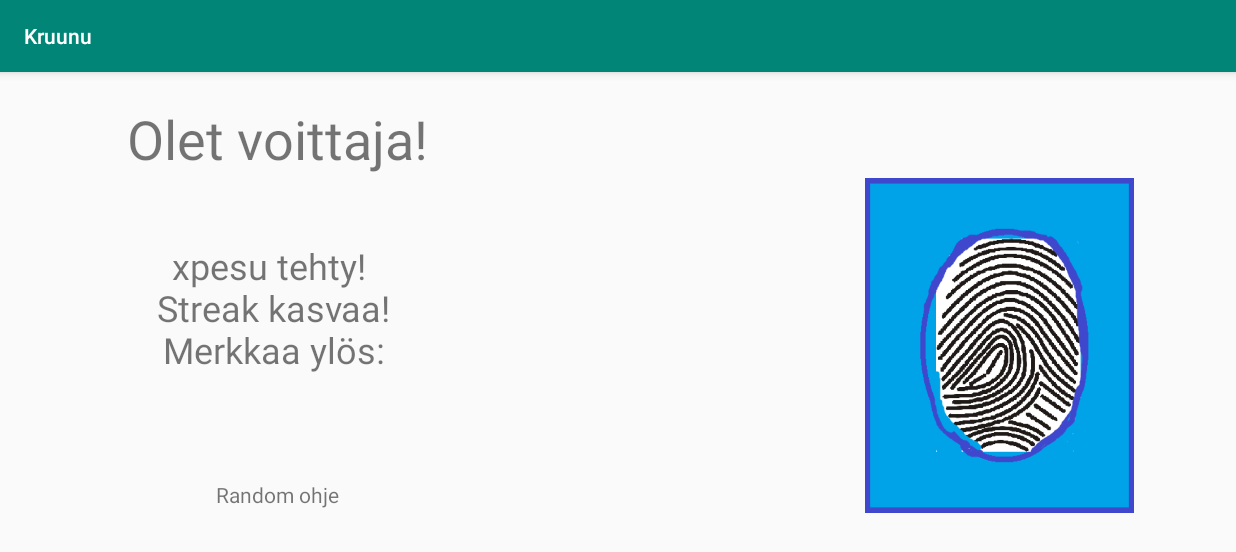
After one commit to TuomasSorsa/Kruunu, an Android app: the PesuSuoritus screen opened directly, with no data from a screen before it, on a phone screen of 824 x 412 dp (held sideways). The commit adds this screen. Shown: the top 552 px of the screen. Run offline under Robolectric (Android 15) with nearby library versions, the phone set to English and light mode, and no system bars.

Commit message:
Pesumenu = done!

```diff
--- /dev/null
+++ b/app/src/main/java/com/example/kruunu/PesuSuoritus.java
@@ -0,0 +1,35 @@
+package com.example.kruunu;
+
+import androidx.appcompat.app.AppCompatActivity;
+
+import android.content.Context;
+import android.content.Intent;
+import android.os.Bundle;
+import android.util.Log;
+import android.view.View;
+
+public class PesuSuoritus extends AppCompatActivity {
+    static final String KEY = "com.Kruunu";
+    static final String STREAK = "com.Kruunu.USER.Streak";
+
+    @Override
+    protected void onCreate(Bundle savedInstanceState) {
+        super.onCreate(savedInstanceState);
+        setContentView(R.layout.activity_pesu_suoritus);
+
+    }
+
+    @Override
+    public void onBackPressed() {
+        // does nothing :)
+    }
+
+    public void vahvistus (View v) {
+        User.getInstance().streakUp();
+        Log.i("TAG", "Uusi streak:" + User.getInstance().getStreak());
+        getSharedPreferences(KEY, Context.MODE_PRIVATE).edit().putInt(STREAK, User.getInstance().getStreak()).apply();
+        Intent returnMainMenu = new Intent(this, MainMenu.class);
+        startActivity(returnMainMenu);
+        finish();
+    }
+}
--- a/app/src/main/java/com/example/kruunu/UserCreation.java
+++ b/app/src/main/java/com/example/kruunu/UserCreation.java
@@ -47,12 +47,10 @@ public class UserCreation extends AppCompatActivity {
             return;
         }
 
-        boolean firstSetup = true;
         String name = editName.getText().toString(); String pincode = editPIN.getText().toString();
-        getSharedPreferences(KEY, Context.MODE_PRIVATE).edit().putBoolean(KEY_IS_FIRST_TIME, false).apply();
+        getSharedPreferences(KEY, Context.MODE_PRIVATE).edit().putBoolean(KEY_IS_FIRST_TIME, true).apply();
         Intent intent = new Intent(this, MainMenu.class);
-        intent.putExtra("FIRSTER", firstSetup);
-        intent.putExtra("USER.NAME", name);
+        intent.putExtra("USER_NAME", name);
         intent.putExtra("USER_PIN", pincode);
         startActivity(intent);
         MainActivity.activityA.finish();
--- /dev/null
+++ b/app/src/main/res/layout/activity_pesu_suoritus.xml
@@ -0,0 +1,61 @@
+<?xml version="1.0" encoding="utf-8"?>
+<androidx.constraintlayout.widget.ConstraintLayout xmlns:android="http://schemas.android.com/apk/res/android"
+    xmlns:app="http://schemas.android.com/apk/res-auto"
+    xmlns:tools="http://schemas.android.com/tools"
+    android:layout_width="match_parent"
+    android:layout_height="match_parent"
+    tools:context=".PesuSuoritus">
+
+    <TextView
+        android:id="@+id/textSuoritus1"
+        android:layout_width="314dp"
+        android:layout_height="57dp"
+        android:layout_marginStart="28dp"
+        android:layout_marginLeft="28dp"
+        android:layout_marginTop="16dp"
+        android:gravity="center"
+        android:text="Olet voittaja!"
+        android:textSize="36sp"
+        app:layout_constraintStart_toStartOf="parent"
+        app:layout_constraintTop_toTopOf="parent" />
+
+    <TextView
+        android:id="@+id/textSuoritus2"
+        android:layout_width="191dp"
+        android:layout_height="96dp"
+        android:layout_marginStart="84dp"
+        android:layout_marginLeft="84dp"
+        android:layout_marginTop="36dp"
+        android:gravity="center"
+        android:text="xpesu tehty!\n Streak kasvaa!\n Merkkaa ylös:"
+        android:textSize="24sp"
+        app:layout_constraintStart_toStartOf="parent"
+        app:layout_constraintTop_toBottomOf="@+id/textSuoritus1" />
+
+    <TextView
+        android:id="@+id/textSuoritus3"
+        android:layout_width="314dp"
+        android:layout_height="57dp"
+        android:layout_marginStart="28dp"
+        android:layout_marginLeft="28dp"
+        android:layout_marginTop="48dp"
+        android:layout_marginBottom="52dp"
+        android:gravity="center"
+        android:text="Random ohje"
+        app:layout_constraintBottom_toBottomOf="parent"
+        app:layout_constraintStart_toStartOf="parent"
+        app:layout_constraintTop_toBottomOf="@+id/textSuoritus2"
+        app:layout_constraintVertical_bias="0.0" />
+
+    <Button
+        android:id="@+id/button5"
+        android:layout_width="179dp"
+        android:layout_height="223dp"
+        android:layout_marginEnd="68dp"
+        android:layout_marginRight="68dp"
+        android:background="@drawable/suoritus"
+        android:onClick="vahvistus"
+        app:layout_constraintBottom_toBottomOf="parent"
+        app:layout_constraintEnd_toEndOf="parent"
+        app:layout_constraintTop_toTopOf="parent" />
+</androidx.constraintlayout.widget.ConstraintLayout>
```
Also changed, not shown: app/src/main/AndroidManifest.xml (+9 -5 lines), app/src/main/java/com/example/kruunu/MainMenu.java (+9 -7 lines), app/src/main/java/com/example/kruunu/PesuMenu.java (+9 -1 lines), app/src/main/res/layout/activity_pesu_menu.xml (+9 -7 lines), app/src/main/res/drawable/suoritus.png (added).
